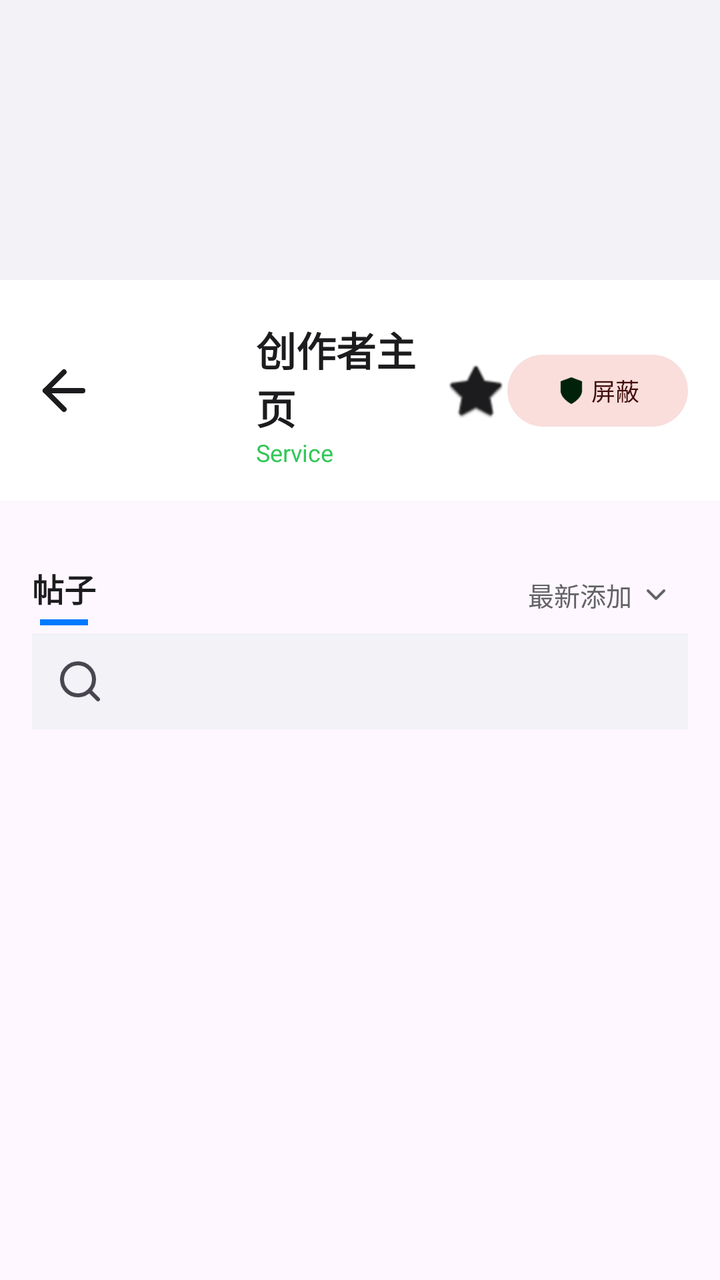
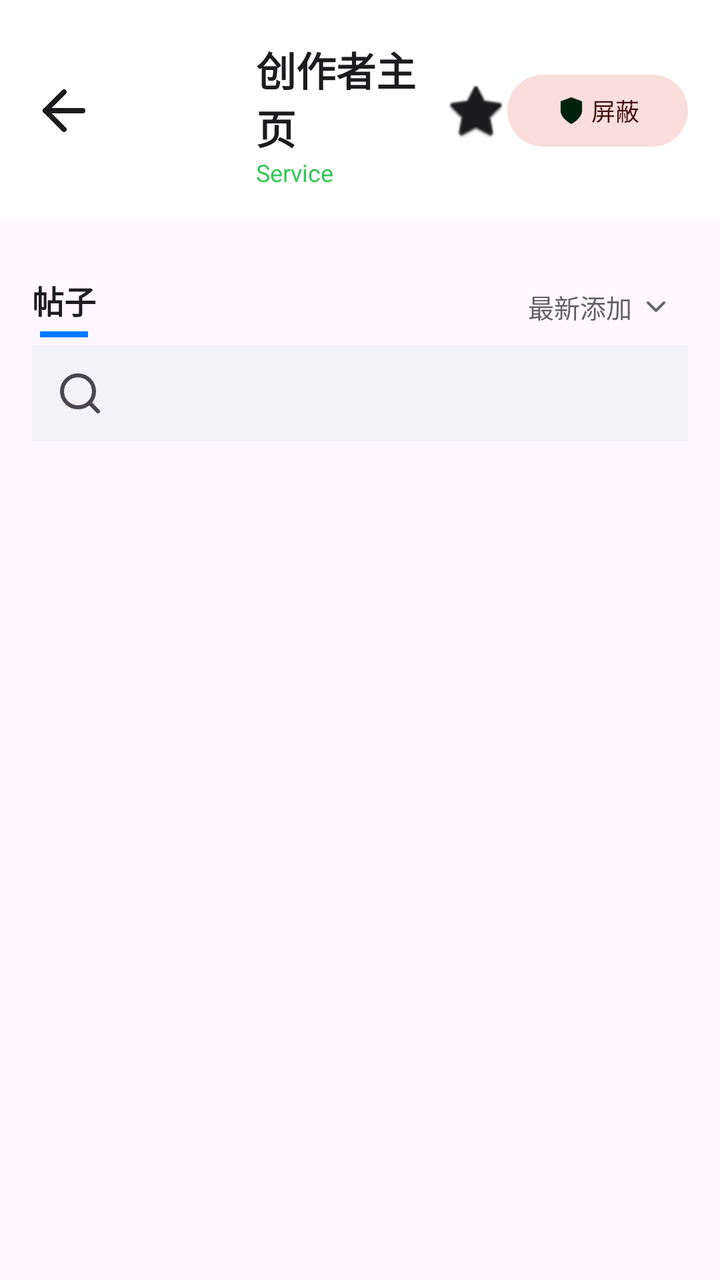

Before-and-after screenshots of an Android layout around one commit, followed by the original layout XML and the change that was made.
<!-- AndroidManifest.xml: application theme Theme.Pawchive -->
<!-- res/layout/fragment_creator_profile.xml -->
<?xml version="1.0" encoding="utf-8"?>
<androidx.constraintlayout.widget.ConstraintLayout xmlns:android="http://schemas.android.com/apk/res/android"
    xmlns:app="http://schemas.android.com/apk/res-auto"
    xmlns:tools="http://schemas.android.com/tools"
    android:layout_width="match_parent"
    android:layout_height="match_parent"
    android:background="?android:attr/colorBackground">

    
    <androidx.core.widget.NestedScrollView
        android:layout_width="match_parent"
        android:layout_height="match_parent">

        <LinearLayout
            android:layout_width="match_parent"
            android:layout_height="wrap_content"
            android:orientation="vertical">

            
            <ImageView
                android:id="@+id/iv_creator_background"
                android:layout_width="match_parent"
                android:layout_height="140dp"
                android:scaleType="centerCrop"
                android:contentDescription="@string/creator_profile"
                android:background="?attr/colorSurfaceVariant" />

            
            <androidx.constraintlayout.widget.ConstraintLayout
                android:id="@+id/header_layout"
                android:layout_width="match_parent"
                android:layout_height="wrap_content"
                android:background="?attr/colorSurface"
                android:padding="16dp">

                <ImageView
                    android:id="@+id/btn_back"
                    android:layout_width="32dp"
                    android:layout_height="32dp"
                    android:src="@drawable/ic_arrow_back"
                    android:contentDescription="@string/back"
                    app:tint="?attr/colorOnSurface"
                    app:layout_constraintStart_toStartOf="parent"
                    app:layout_constraintTop_toTopOf="parent"
                    app:layout_constraintBottom_toBottomOf="parent" />

                <com.google.android.material.imageview.ShapeableImageView
                    android:id="@+id/iv_creator_avatar"
                    android:layout_width="56dp"
                    android:layout_height="56dp"
                    android:scaleType="centerCrop"
                    android:layout_marginStart="12dp"
                    app:shapeAppearanceOverlay="@style/ShapeAppearance.Pawchive.Thumbnail"
                    app:layout_constraintStart_toEndOf="@+id/btn_back"
                    app:layout_constraintTop_toTopOf="parent"
                    app:layout_constraintBottom_toBottomOf="parent" />

                <TextView
                    android:id="@+id/tv_creator_title"
                    android:layout_width="0dp"
                    android:layout_height="wrap_content"
                    android:layout_marginStart="12dp"
                    android:textColor="?attr/colorOnSurface"
                    android:textSize="20sp"
                    android:textStyle="bold"
                    android:text="@string/creator_profile"
                    app:layout_constraintEnd_toStartOf="@+id/btn_creator_bookmark"
                    app:layout_constraintStart_toEndOf="@+id/iv_creator_avatar"
                    app:layout_constraintTop_toTopOf="parent"
                    android:layout_marginTop="4dp" />

                <TextView
                    android:id="@+id/tv_creator_service"
                    android:layout_width="wrap_content"
                    android:layout_height="wrap_content"
                    android:textColor="?attr/colorSecondary"
                    android:textSize="12sp"
                    android:text="Service"
                    app:layout_constraintStart_toStartOf="@+id/tv_creator_title"
                    app:layout_constraintTop_toBottomOf="@+id/tv_creator_title" />

                <ImageView
                    android:id="@+id/btn_creator_bookmark"
                    android:layout_width="32dp"
                    android:layout_height="32dp"
                    android:src="@android:drawable/btn_star_big_off"
                    android:contentDescription="@string/bookmark_creator_description"
                    app:tint="?attr/colorOnSurface"
                    app:layout_constraintEnd_toStartOf="@+id/btn_block_creator"
                    app:layout_constraintTop_toTopOf="parent"
                    app:layout_constraintBottom_toBottomOf="parent" />

                <com.google.android.material.button.MaterialButton
                    android:id="@+id/btn_block_creator"
                    style="@style/Widget.Material3.Button.TonalButton"
                    android:layout_width="wrap_content"
                    android:layout_height="36dp"
                    android:text="@string/block_creator"
                    android:textSize="12sp"
                    android:minWidth="0dp"
                    android:insetTop="0dp"
                    android:insetBottom="0dp"
                    app:icon="@drawable/ic_shield"
                    app:iconGravity="textStart"
                    app:iconSize="16dp"
                    app:iconPadding="2dp"
                    app:backgroundTint="?attr/colorErrorContainer"
                    android:textColor="?attr/colorOnErrorContainer"
                    app:layout_constraintEnd_toEndOf="parent"
                    app:layout_constraintTop_toTopOf="parent"
                    app:layout_constraintBottom_toBottomOf="parent" />

            </androidx.constraintlayout.widget.ConstraintLayout>

            
            <TextView
                android:id="@+id/tv_announcements_header"
                android:layout_width="match_parent"
                android:layout_height="wrap_content"
                android:paddingHorizontal="16dp"
                android:paddingTop="16dp"
                android:textColor="?attr/colorPrimary"
                android:textSize="16sp"
                android:textStyle="bold"
                android:text="@string/announcements"
                android:visibility="gone" />

            <LinearLayout
                android:id="@+id/layout_announcements"
                android:layout_width="match_parent"
                android:layout_height="wrap_content"
                android:orientation="vertical"
                android:paddingHorizontal="16dp"
                android:paddingTop="8dp" />

            
            <TextView
                android:id="@+id/tv_links_header"
                android:layout_width="match_parent"
                android:layout_height="wrap_content"
                android:paddingHorizontal="16dp"
                android:paddingTop="16dp"
                android:textColor="?attr/colorPrimary"
                android:textSize="16sp"
                android:textStyle="bold"
                android:text="@string/linked_accounts"
                android:visibility="gone" />

            <LinearLayout
                android:id="@+id/layout_links"
                android:layout_width="match_parent"
                android:layout_height="wrap_content"
                android:orientation="vertical"
                android:paddingHorizontal="16dp"
                android:paddingTop="8dp" />

            
            <LinearLayout
                android:layout_width="match_parent"
                android:layout_height="wrap_content"
                android:orientation="horizontal"
                android:gravity="center_vertical"
                android:paddingHorizontal="16dp"
                android:paddingTop="16dp">

                
                <LinearLayout
                    android:layout_width="wrap_content"
                    android:layout_height="wrap_content"
                    android:orientation="vertical"
                    android:gravity="center_horizontal">

                    <TextView
                        android:layout_width="wrap_content"
                        android:layout_height="wrap_content"
                        android:textColor="?attr/colorOnSurface"
                        android:textSize="16sp"
                        android:textStyle="bold"
                        android:text="@string/posts" />

                    <View
                        android:layout_width="24dp"
                        android:layout_height="3dp"
                        android:layout_marginTop="4dp"
                        android:background="?attr/colorPrimary" />
                </LinearLayout>

                <View
                    android:layout_width="0dp"
                    android:layout_height="0dp"
                    android:layout_weight="1" />

                
                <TextView
                    android:id="@+id/btn_sort"
                    android:layout_width="wrap_content"
                    android:layout_height="wrap_content"
                    android:gravity="center_vertical"
                    android:paddingHorizontal="8dp"
                    android:paddingVertical="4dp"
                    android:text="@string/sort_newest_added"
                    android:textColor="?attr/colorOnSurfaceVariant"
                    android:textSize="13sp"
                    android:background="?attr/selectableItemBackground"
                    android:clickable="true"
                    android:focusable="true"
                    app:drawableEndCompat="@drawable/ic_chevron_down"
                    app:drawableTint="?attr/colorOnSurfaceVariant"
                    android:drawablePadding="4dp" />
            </LinearLayout>

            
            <androidx.appcompat.widget.SearchView
                android:id="@+id/search_view_creator"
                android:layout_width="match_parent"
                android:layout_height="wrap_content"
                android:layout_marginHorizontal="16dp"
                android:layout_marginTop="4dp"
                android:iconifiedByDefault="false"
                android:focusable="true"
                android:focusableInTouchMode="true"
                android:queryHint="@string/search_creator_posts"
                android:background="?attr/colorSurfaceVariant"
                app:queryBackground="@android:color/transparent"
                app:closeIcon="@drawable/ic_close"
                app:searchIcon="@drawable/ic_search_outline" />

            <androidx.recyclerview.widget.RecyclerView
                android:id="@+id/rv_creator_posts"
                android:layout_width="match_parent"
                android:layout_height="wrap_content"
                android:clipToPadding="false"
                android:padding="8dp"
                android:nestedScrollingEnabled="false" />

            
            <com.google.android.material.button.MaterialButton
                android:id="@+id/btn_load_more"
                android:layout_width="match_parent"
                android:layout_height="wrap_content"
                android:layout_marginHorizontal="16dp"
                android:layout_marginVertical="8dp"
                android:text="@string/load_more"
                android:visibility="gone"
                app:cornerRadius="12dp" />

        </LinearLayout>
    </androidx.core.widget.NestedScrollView>

    <ProgressBar
        android:id="@+id/progress_bar"
        android:layout_width="wrap_content"
        android:layout_height="wrap_content"
        android:visibility="gone"
        app:layout_constraintBottom_toBottomOf="parent"
        app:layout_constraintEnd_toEndOf="parent"
        app:layout_constraintStart_toStartOf="parent"
        app:layout_constraintTop_toTopOf="parent" />

</androidx.constraintlayout.widget.ConstraintLayout>
<!-- resources referenced by this layout -->
<resources>
  <!-- drawable ic_chevron_down (drawable) -->
  <?xml version="1.0" encoding="utf-8"?>
  <vector xmlns:android="http://schemas.android.com/apk/res/android"
      android:width="16dp"
      android:height="16dp"
      android:viewportWidth="24"
      android:viewportHeight="24">
      <path
          android:fillColor="@android:color/transparent"
          android:strokeColor="?attr/colorControlNormal"
          android:strokeWidth="2"
          android:strokeLineCap="round"
          android:strokeLineJoin="round"
          android:pathData="m6 9 6 6 6-6" />
  </vector>
  <!-- drawable ic_close (drawable) -->
  <?xml version="1.0" encoding="utf-8"?>
  <vector xmlns:android="http://schemas.android.com/apk/res/android"
      android:width="24dp"
      android:height="24dp"
      android:viewportWidth="24"
      android:viewportHeight="24">
      <path
          android:fillColor="@android:color/transparent"
          android:strokeColor="?attr/colorControlNormal"
          android:strokeWidth="2"
          android:strokeLineCap="round"
          android:strokeLineJoin="round"
          android:pathData="m18 6-12 12" />
      <path
          android:fillColor="@android:color/transparent"
          android:strokeColor="?attr/colorControlNormal"
          android:strokeWidth="2"
          android:strokeLineCap="round"
          android:strokeLineJoin="round"
          android:pathData="m6 6 12 12" />
  </vector>
  <!-- drawable ic_shield (drawable) -->
  <vector xmlns:android="http://schemas.android.com/apk/res/android"
      android:width="24dp"
      android:height="24dp"
      android:viewportWidth="24"
      android:viewportHeight="24">
      <path
          android:fillColor="#000000"
          android:pathData="M12,22s8,-4 8,-10V5l-8,-3 -8,3v7c0,6 8,10 8,10z" />
  </vector>
  <string name="announcements">公告</string>
  <string name="back">返回</string>
  <string name="block_creator">屏蔽</string>
  <string name="bookmark_creator_description">收藏此创作者</string>
  <string name="creator_profile">创作者主页</string>
  <string name="linked_accounts">关联账号</string>
  <string name="load_more">加载更多</string>
  <string name="posts">帖子</string>
  <string name="search_creator_posts">搜索此作者的帖子...</string>
  <string name="sort_newest_added">最新添加</string>
  <style name="ShapeAppearance.Pawchive.Thumbnail" parent="">
          <item name="cornerFamily">rounded</item>
          <item name="cornerSize">10dp</item>
      </style>
  <color name="white">#FFFFFFFF</color>
  <color name="card_light">#FFFFFF</color>
  <color name="text_primary_light">#1C1C1E</color>
  <color name="bg_light">#F2F2F7</color>
  <color name="text_secondary_light">#636366</color>
  <color name="divider_light">#E5E5EA</color>
  <color name="text_muted_light">#8E8E93</color>
  <color name="primary">#8A2BE2</color>
  <!-- unchanged entries left out for length: 3 -->
</resources>

<!-- the commit's change to res/layout/fragment_creator_profile.xml (unified diff, before → after) -->
@@ -15,15 +15,6 @@
             android:layout_width="match_parent"
             android:layout_height="wrap_content"
             android:orientation="vertical">
-
-            
-            <ImageView
-                android:id="@+id/iv_creator_background"
-                android:layout_width="match_parent"
-                android:layout_height="140dp"
-                android:scaleType="centerCrop"
-                android:contentDescription="@string/creator_profile"
-                android:background="?attr/colorSurfaceVariant" />
 
             
             <androidx.constraintlayout.widget.ConstraintLayout
@@ -113,17 +104,38 @@
             </androidx.constraintlayout.widget.ConstraintLayout>
 
             
-            <TextView
-                android:id="@+id/tv_announcements_header"
-                android:layout_width="match_parent"
-                android:layout_height="wrap_content"
+            <LinearLayout
+                android:id="@+id/layout_announcements_header"
+                android:layout_width="match_parent"
+                android:layout_height="wrap_content"
+                android:orientation="horizontal"
+                android:gravity="center_vertical"
                 android:paddingHorizontal="16dp"
                 android:paddingTop="16dp"
-                android:textColor="?attr/colorPrimary"
-                android:textSize="16sp"
-                android:textStyle="bold"
-                android:text="@string/announcements"
-                android:visibility="gone" />
+                android:paddingBottom="4dp"
+                android:clickable="true"
+                android:focusable="true"
+                android:background="?attr/selectableItemBackground"
+                android:visibility="gone">
+
+                <TextView
+                    android:id="@+id/tv_announcements_header"
+                    android:layout_width="0dp"
+                    android:layout_height="wrap_content"
+                    android:layout_weight="1"
+                    android:textColor="?attr/colorPrimary"
+                    android:textSize="16sp"
+                    android:textStyle="bold"
+                    android:text="@string/announcements" />
+
+                <ImageView
+                    android:id="@+id/ic_announcements_chevron"
+                    android:layout_width="24dp"
+                    android:layout_height="24dp"
+                    android:src="@drawable/ic_chevron_up"
+                    app:tint="?attr/colorOnSurfaceVariant"
+                    android:contentDescription="@string/collapse" />
+            </LinearLayout>
 
             <LinearLayout
                 android:id="@+id/layout_announcements"
@@ -131,7 +143,7 @@
                 android:layout_height="wrap_content"
                 android:orientation="vertical"
                 android:paddingHorizontal="16dp"
-                android:paddingTop="8dp" />
+                android:paddingTop="4dp" />
 
             
             <TextView
<!-- resource entries referenced after the edit -->
@@ -14,6 +14,21 @@
           android:strokeLineCap="round"
           android:strokeLineJoin="round"
           android:pathData="m6 9 6 6 6-6" />
+  </vector>
+  <!-- drawable ic_chevron_up (drawable) -->
+  <?xml version="1.0" encoding="utf-8"?>
+  <vector xmlns:android="http://schemas.android.com/apk/res/android"
+      android:width="16dp"
+      android:height="16dp"
+      android:viewportWidth="24"
+      android:viewportHeight="24">
+      <path
+          android:fillColor="@android:color/transparent"
+          android:strokeColor="?attr/colorControlNormal"
+          android:strokeWidth="2"
+          android:strokeLineCap="round"
+          android:strokeLineJoin="round"
+          android:pathData="m6 15 6-6 6 6" />
   </vector>
   <!-- drawable ic_close (drawable) -->
   <?xml version="1.0" encoding="utf-8"?>
@@ -51,6 +66,7 @@
   <string name="back">返回</string>
   <string name="block_creator">屏蔽</string>
   <string name="bookmark_creator_description">收藏此创作者</string>
+  <string name="collapse">折叠</string>
   <string name="creator_profile">创作者主页</string>
   <string name="linked_accounts">关联账号</string>
   <string name="load_more">加载更多</string>
